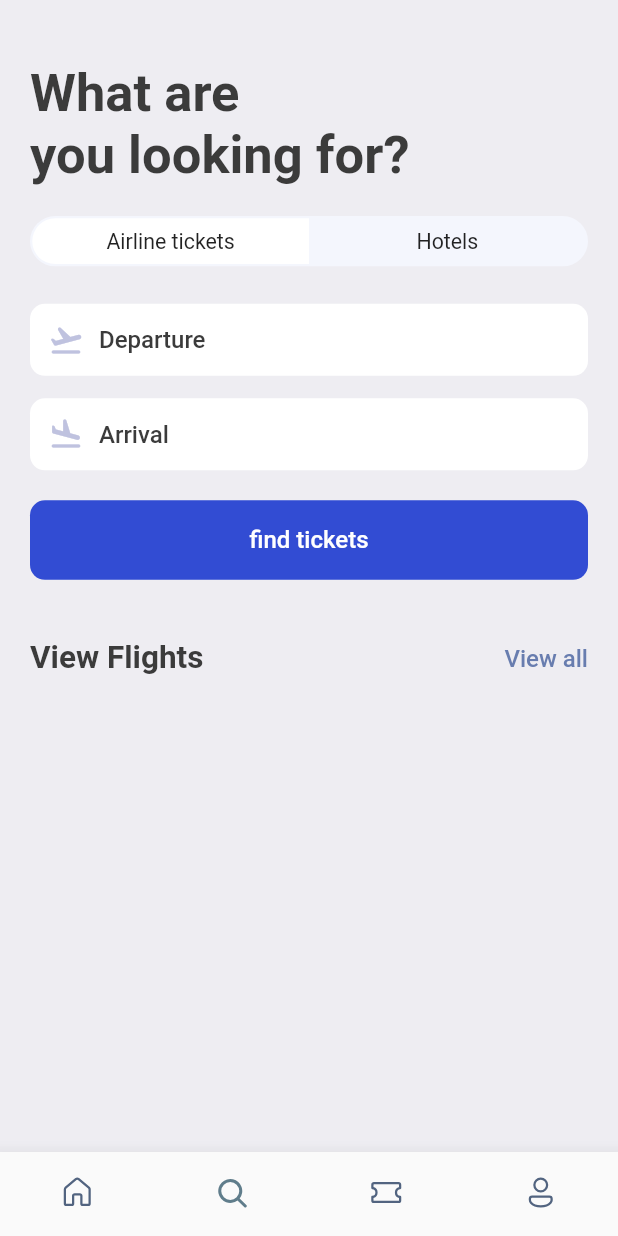
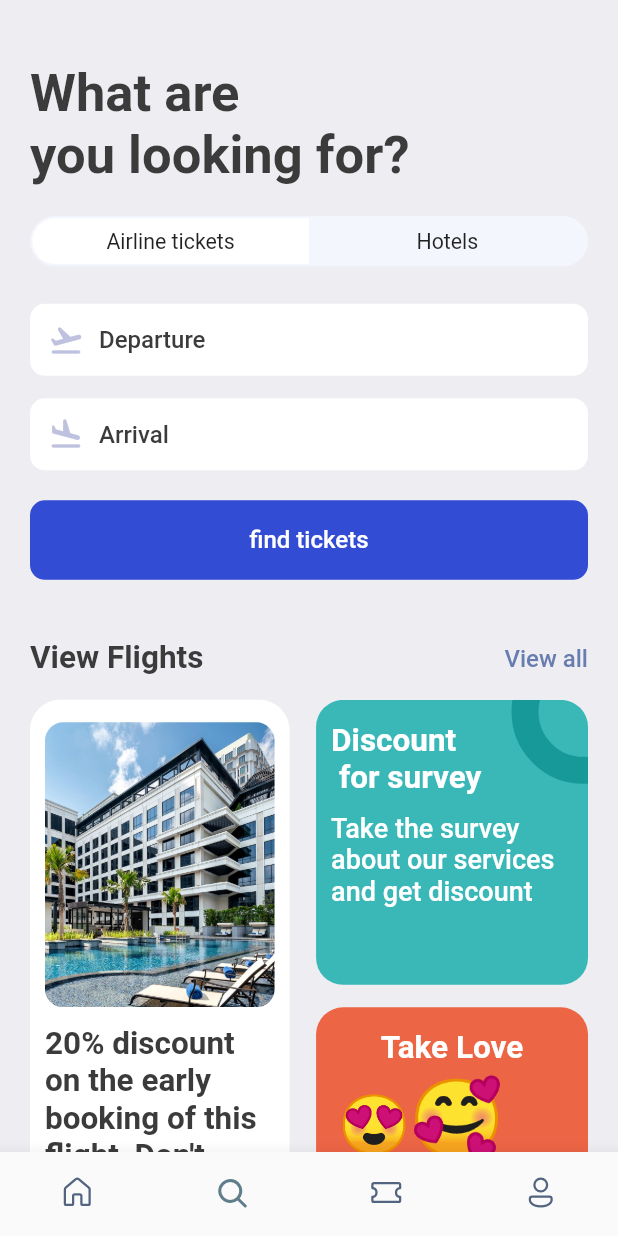
Before and after one commit to avi5079/ticket-booking-app, a Flutter app: the screen it shows after launch, item 2 of the bottom bar chosen, on a phone screen of 412 x 824 dp. Run offline on Flutter 3.47's test engine with Material 2 defaults, Android fonts, the phone set to English and light mode, and no system bars; our stand-ins replace fluentui_icons, gap, get.

Commit message:
search-page completed

```diff
--- a/lib/screens/search_screen.dart
+++ b/lib/screens/search_screen.dart
@@ -64,8 +64,7 @@ class SearchScreen extends StatelessWidget {
             const AppIconText(
                 icon: Icons.flight_takeoff_rounded, text: "Departure"),
             Gap(AppLayout.getHeight(15)),
-              const AppIconText(
-                  icon: Icons.flight_land_rounded, text: "Arrival"),
+            const AppIconText(icon: Icons.flight_land_rounded, text: "Arrival"),
             Gap(AppLayout.getHeight(20)),
             Container(
                 padding: EdgeInsets.symmetric(
@@ -84,6 +83,126 @@ class SearchScreen extends StatelessWidget {
             Gap(AppLayout.getHeight(40)),
             const AppDoubleTextWidget(
                 bigText: "View Flights", smallText: "View all"),
-            ]));
+            Gap(AppLayout.getHeight(15)),
+            Row(
+              mainAxisAlignment: MainAxisAlignment.spaceBetween,
+              children: [
+                Container(
+                    height: AppLayout.getHeight(395),
+                    width: size.width * 0.42,
+                    padding: EdgeInsets.symmetric(
+                        horizontal: AppLayout.getWidth(10),
+                        vertical: AppLayout.getHeight(15)),
+                    decoration: BoxDecoration(
+                      borderRadius:
+                          BorderRadius.circular(AppLayout.getHeight(20)),
+                      color: Colors.white,
+                      boxShadow: [
+                        BoxShadow(
+                            color: Colors.grey.shade200,
+                            blurRadius: 1,
+                            spreadRadius: 1)
+                      ],
+                    ),
+                    child: Column(
+                      children: [
+                        Container(
+                            height: AppLayout.getHeight(190),
+                            decoration: BoxDecoration(
+                                borderRadius: BorderRadius.circular(
+                                    AppLayout.getHeight(12)),
+                                image: const DecorationImage(
+                                  fit: BoxFit.cover,
+                                  image: AssetImage("assets/images/one.jpg"),
+                                ))),
+                        Gap(AppLayout.getHeight(12)),
+                        Text(
+                          "20% discount on the early booking of this flight, Don't miss out this chance",
+                          style: Styles.headLineStyle2,
+                        )
+                      ],
+                    )),
+                Column(children: [
+                  Stack(
+                    children: [
+                      Container(
+                          padding: EdgeInsets.symmetric(
+                              horizontal: AppLayout.getWidth(10),
+                              vertical: AppLayout.getHeight(15)),
+                          width: size.width * 0.44,
+                          height: AppLayout.getHeight(190),
+                          decoration: BoxDecoration(
+                              color: const Color(0xFF3AB8B8),
+                              borderRadius: BorderRadius.circular(
+                                  AppLayout.getHeight(18))),
+                          child: Column(
+                            crossAxisAlignment: CrossAxisAlignment.start,
+                            children: [
+                              Text("Discount\n for survey",
+                                  style: Styles.headLineStyle2.copyWith(
+                                    fontWeight: FontWeight.bold,
+                                    color: Colors.white,
+                                  )),
+                              Gap(AppLayout.getHeight(10)),
+                              Text(
+                                  "Take the survey about our services and get discount",
+                                  style: Styles.headLineStyle2.copyWith(
+                                      fontWeight: FontWeight.w500,
+                                      fontSize: 18,
+                                      color: Colors.white)),
+                            ],
+                          )),
+                      Positioned(
+                          right: -45,
+                          top: -40,
+                          child: Container(
+                            padding: EdgeInsets.all(AppLayout.getHeight(30)),
+                            decoration: BoxDecoration(
+                              shape: BoxShape.circle,
+                              border: Border.all(
+                                  width: 18, color: const Color(0xFF189999)),
+                              color: Colors.transparent,
+                            ),
+                          ))
+                    ],
+                  ),
+                  Gap(AppLayout.getHeight(15)),
+                  Container(
+                      padding: EdgeInsets.symmetric(
+                          vertical: AppLayout.getHeight(15),
+                          horizontal: AppLayout.getWidth(15)),
+                      width: size.width * 0.44,
+                      height: AppLayout.getHeight(190),
+                      decoration: BoxDecoration(
+                        borderRadius:
+                            BorderRadius.circular(AppLayout.getHeight(18)),
+                        color: const Color(0xFFEC6545),
+                      ),
+                      child: Column(
+                        children: [
+                          Text(
+                            "Take Love",
+                            textAlign: TextAlign.center,
+                            style: Styles.headLineStyle2.copyWith(
+                                color: Colors.white,
+                                fontWeight: FontWeight.bold),
+                          ),
+                          Gap(AppLayout.getHeight(5)),
+                          RichText(
+                              text: const TextSpan(children: [
+                            TextSpan(
+                                text: '😍', style: TextStyle(fontSize: 38)),
+                            TextSpan(
+                                text: '🥰', style: TextStyle(fontSize: 50)),
+                            TextSpan(
+                                text: '😘', style: TextStyle(fontSize: 38)),
+                          ]))
+                        ],
+                      ))
+                ])
+              ],
+            )
+          ],
+        ));
   }
 }
```
Lines whose indentation alone changed are shown as unchanged.
